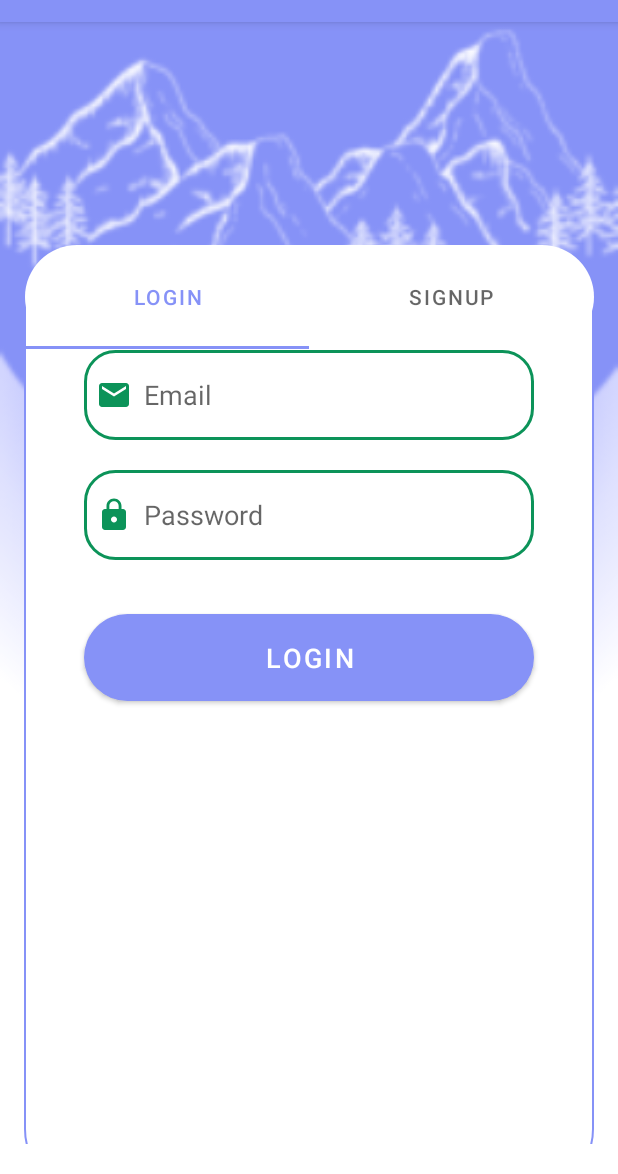
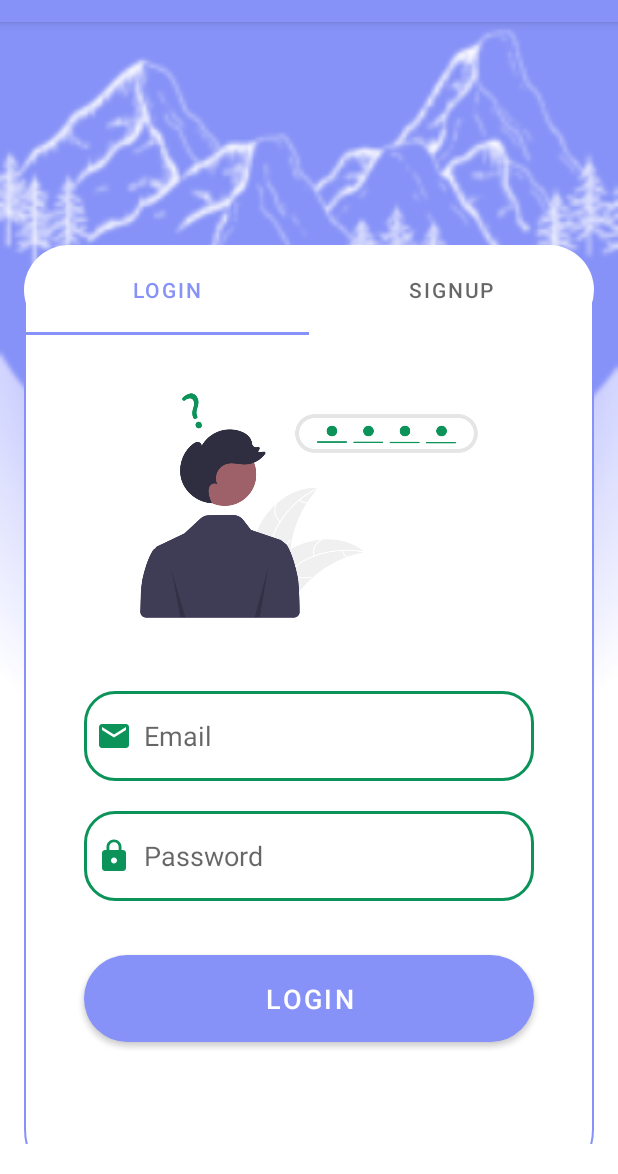
Before and after one commit to fsdkjnv/FinalProjectAndroid, an Android app: the screen it shows after launch (LoginandSignup), on a phone screen of 412 x 824 dp, the part 62-1236 px from its top. Run offline under Robolectric (Android 15) with nearby library versions, the phone set to English and light mode, and no system bars; our stand-ins replace Firebase (no records; nobody signed in at launch, a user with empty details on screens opened directly).

Commit message:
Vi commit

```diff
--- a/app/src/main/java/com/example/drawer/fragment/FragmentMe/SlideshowFragment.java
+++ b/app/src/main/java/com/example/drawer/fragment/FragmentMe/SlideshowFragment.java
@@ -8,25 +8,31 @@ import android.view.LayoutInflater;
 import android.view.View;
 import android.view.ViewGroup;
 import android.widget.Button;
+import android.widget.TextView;
 
 import androidx.annotation.NonNull;
 import androidx.annotation.Nullable;
 import androidx.fragment.app.Fragment;
 
+import com.example.drawer.Data.MyDataSingleton;
 import com.example.drawer.LoginandSignup;
 import com.example.drawer.R;
 
 public class SlideshowFragment extends Fragment {
     private Button btn_logout;
     private SharedPreferences sharedPreferences;
+    private TextView email; // Declare TextView
+    String userEmail = MyDataSingleton.getInstance().getUserEmail();
 
     @Nullable
     @Override
     public View onCreateView(@NonNull LayoutInflater inflater, @Nullable ViewGroup container, @Nullable Bundle savedInstanceState) {
         View view = inflater.inflate(R.layout.fragment_sildeshow, container, false);
+        email = view.findViewById(R.id.email_textview); // Initialize TextView
 
         btn_logout = view.findViewById(R.id.logout_button);
         sharedPreferences = getActivity().getSharedPreferences("loginPrefs", Context.MODE_PRIVATE);
+        email.setText(userEmail);
 
         btn_logout.setOnClickListener(new View.OnClickListener() {
             @Override
--- a/app/src/main/res/layout/activity_loginand_signup.xml
+++ b/app/src/main/res/layout/activity_loginand_signup.xml
@@ -1,5 +1,6 @@
 <?xml version="1.0" encoding="utf-8"?>
-<androidx.constraintlayout.widget.ConstraintLayout xmlns:android="http://schemas.android.com/apk/res/android"
+<androidx.constraintlayout.widget.ConstraintLayout
+    xmlns:android="http://schemas.android.com/apk/res/android"
     xmlns:app="http://schemas.android.com/apk/res-auto"
     xmlns:tools="http://schemas.android.com/tools"
     android:layout_width="match_parent"
@@ -17,6 +18,7 @@
         app:layout_constraintEnd_toEndOf="parent"
         app:layout_constraintHeight_percent=".78"
         app:layout_constraintVertical_bias="1">
+
         <androidx.viewpager2.widget.ViewPager2
             android:layout_width="match_parent"
             android:layout_height="630dp"
@@ -29,16 +31,16 @@
             app:layout_constraintEnd_toEndOf="parent"/>
 
         <com.google.android.material.tabs.TabLayout
+            android:layout_width="match_parent"
+            android:layout_height="60dp"
             android:id="@+id/tab_layout"
-            android:layout_width="379dp"
-            android:layout_height="69dp"
+            app:layout_constraintVertical_bias="0"
             android:background="@drawable/tab_bkg"
+            app:layout_constraintTop_toTopOf="parent"
             app:layout_constraintBottom_toBottomOf="parent"
-            app:layout_constraintEnd_toEndOf="parent"
             app:layout_constraintStart_toStartOf="parent"
-            app:layout_constraintTop_toTopOf="parent"
-            app:layout_constraintVertical_bias="0" />
+            app:layout_constraintEnd_toEndOf="parent"/>
+
     </androidx.constraintlayout.widget.ConstraintLayout>
 
-
 </androidx.constraintlayout.widget.ConstraintLayout>
--- a/app/src/main/res/layout/fragment_login.xml
+++ b/app/src/main/res/layout/fragment_login.xml
@@ -13,13 +13,26 @@
         android:layout_height="wrap_content"
         android:orientation="vertical">
 
+
+
         <LinearLayout
             android:layout_width="match_parent"
             android:layout_height="wrap_content"
             android:orientation="vertical"
             android:layout_marginTop="20dp"
             android:padding="20dp">
+           <Space
+            android:layout_width="200dp"
+            android:layout_height="40dp" />
 
+            <ImageView
+                android:layout_width="match_parent"
+                android:layout_height="187dp"
+
+                android:src="@drawable/undraw_forgot_password_re_hxwm">
+
+
+            </ImageView>
 
             <EditText
                 android:layout_width="300dp"
```
Also changed, not shown: app/src/main/res/layout/fragment_signup_tab.xml (+8 -1 lines), app/src/main/res/layout/fragment_sildeshow.xml (+6 -2 lines), app/src/main/res/drawable/undraw_forgot_password_re_hxwm.png (added), app/src/main/res/drawable/undraw_welcome_cats_thqn.png (added).
